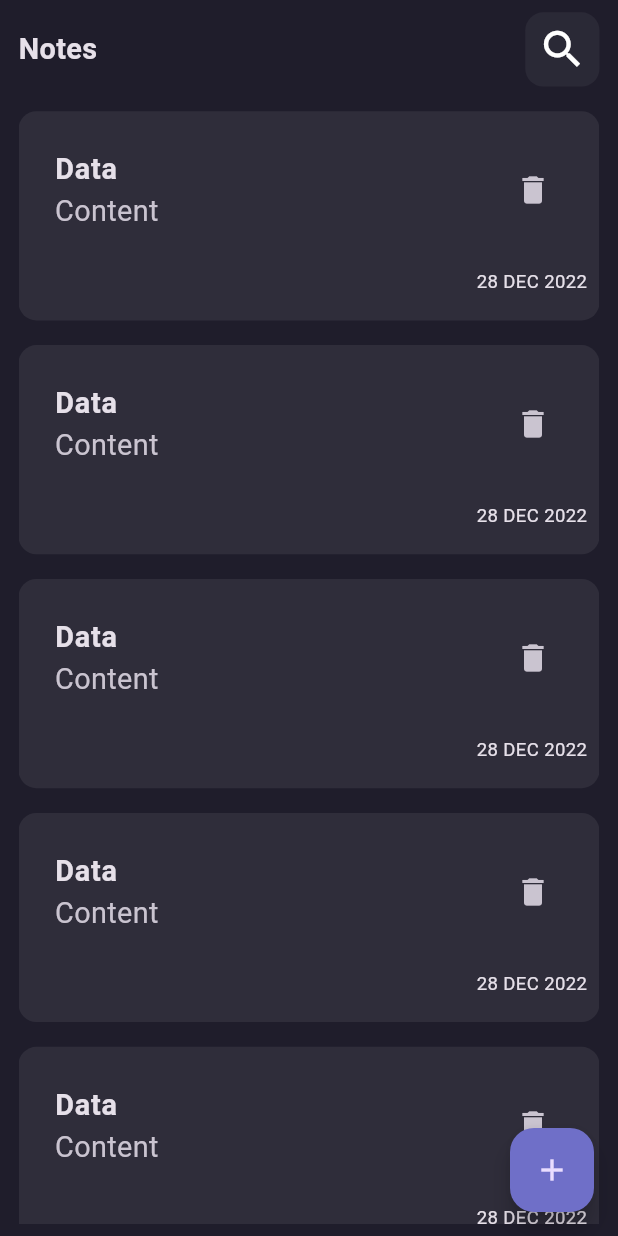
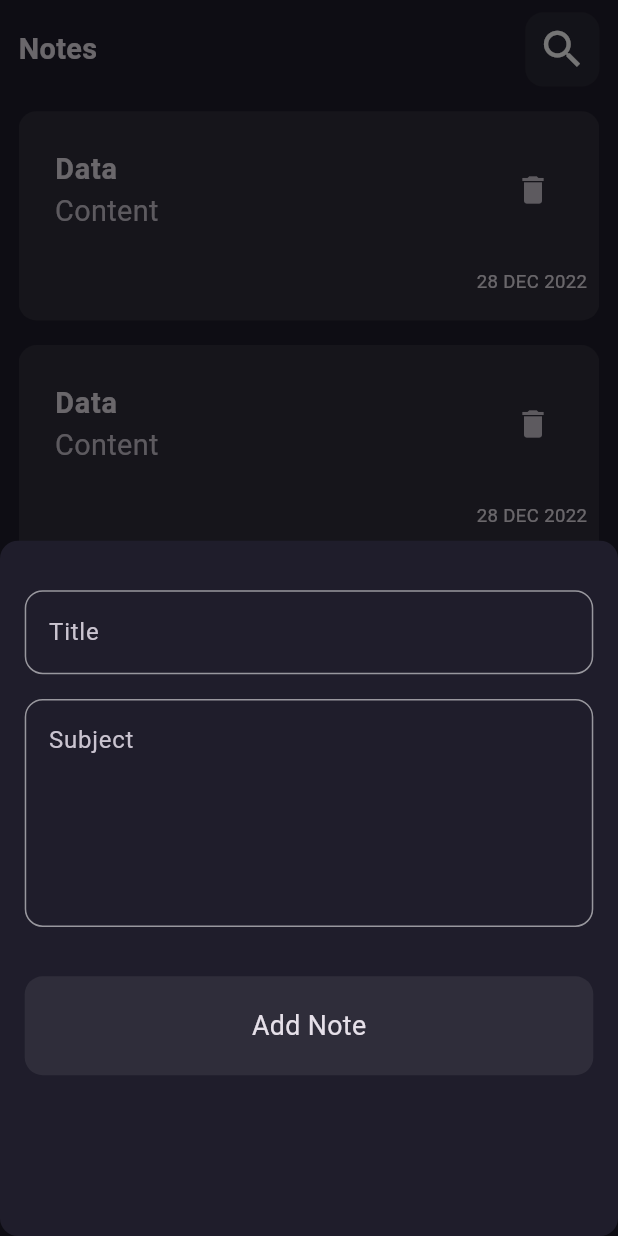
Before and after one commit to Anas-Nabih/Daily-Notes, a Flutter app: the screen it shows after launch, after a tap on the "add" icon, on a phone screen of 412 x 824 dp. Run offline on Flutter 3.47's test engine with Material 2 defaults, Android fonts, the phone set to English and light mode, and no system bars; our stand-ins replace sizer.

Commit message:
add bottom sheet ui to add note

```diff
--- a/lib/res/colors.dart
+++ b/lib/res/colors.dart
@@ -1,6 +1,8 @@
-import 'package:flutter/cupertino.dart';
+ import 'package:flutter/material.dart';
 
 class MColors{
   static const  Color kDarkModeBG = Color(0xff1f1d2b);
   static const  Color kSecondaryColor = Color(0xff6f6fc8);
+  static   Color kDarkContainerBG = Colors.white.withOpacity(0.07);
+  static  const Color kDarkBorderColor = Colors.white54;
 }
--- a/lib/views/home/notes_view.dart
+++ b/lib/views/home/notes_view.dart
@@ -1,5 +1,6 @@
 import 'package:flutter/material.dart';
 import 'package:notes_app/res/colors.dart';
+import 'package:notes_app/widgets/add_note_bottom_sheet.dart';
 import 'package:notes_app/widgets/notes_view_body.dart';
 
 class NotesView extends StatelessWidget {
@@ -9,7 +10,18 @@ class NotesView extends StatelessWidget {
   Widget build(BuildContext context) {
     return Scaffold(
       backgroundColor: MColors.kDarkModeBG,
-      floatingActionButton: FloatingActionButton(backgroundColor: MColors.kSecondaryColor,child: const Icon(Icons.add),onPressed: (){},),
+      floatingActionButton: FloatingActionButton(
+        backgroundColor: MColors.kSecondaryColor,
+        child: const Icon(Icons.add),
+        onPressed: () {
+          showModalBottomSheet(
+            backgroundColor: MColors.kDarkModeBG,
+              shape: RoundedRectangleBorder(
+                  borderRadius: BorderRadius.circular(12)),
+              context: context,
+              builder: (context) => const AddNoteBottomSheet());
+        },
+      ),
       body: const SafeArea(child: NotesViewBody()),
     );
   }
--- /dev/null
+++ b/lib/widgets/add_note_bottom_sheet.dart
@@ -0,0 +1,25 @@
+import 'package:flutter/material.dart';
+import 'package:notes_app/res/colors.dart';
+import 'package:notes_app/widgets/custom_button.dart';
+import 'package:notes_app/widgets/custom_text_field.dart';
+import 'package:sizer/sizer.dart';
+
+class AddNoteBottomSheet extends StatelessWidget {
+  const AddNoteBottomSheet({Key? key}) : super(key: key);
+
+  @override
+  Widget build(BuildContext context) {
+    return Container(
+      padding: EdgeInsets.only(top: 4.h,right:4.w,left: 4.w),
+     child: ListView(
+       children: [
+        const CustomTextField(hintText: "Title"),
+         SizedBox(height: 2.h),
+         const CustomTextField(hintText: "Subject",maxLength: 5),
+         SizedBox(height: 4.h),
+          CustomButton(onTapped: ()=>Navigator.pop(context),)
+       ],
+     ),
+    );
+  }
+}
--- /dev/null
+++ b/lib/widgets/custom_button.dart
@@ -0,0 +1,24 @@
+import 'package:flutter/material.dart';
+import 'package:notes_app/res/colors.dart';
+import 'package:sizer/sizer.dart';
+
+class CustomButton extends StatelessWidget {
+  const CustomButton({required this.onTapped});
+
+  final VoidCallback onTapped;
+
+  @override
+  Widget build(BuildContext context) {
+    return GestureDetector(
+      onTap: onTapped ,
+      child: Container(
+        height: 8.h,
+        decoration: BoxDecoration(
+            color: MColors.kDarkContainerBG,
+            borderRadius: BorderRadius.circular(12)
+        ),
+        child: Center(child: Text("Add Note",style: TextStyle(fontSize: 13.sp),)),
+      ),
+    );
+  }
+}
--- /dev/null
+++ b/lib/widgets/custom_text_field.dart
@@ -0,0 +1,28 @@
+import 'package:flutter/material.dart';
+import 'package:notes_app/res/colors.dart';
+
+class CustomTextField extends StatelessWidget {
+  const CustomTextField({required this.hintText, this.maxLength = 1});
+
+  final String hintText;
+  final int maxLength;
+
+  @override
+  Widget build(BuildContext context) {
+    return TextField(
+      cursorColor: MColors.kDarkBorderColor,
+      maxLines: maxLength,
+      decoration: InputDecoration(
+          hintText: hintText,
+          border: buildBorderStyle(),
+          enabledBorder: buildBorderStyle(),
+          focusedBorder: buildBorderStyle()),
+    );
+  }
+
+  OutlineInputBorder buildBorderStyle() {
+    return OutlineInputBorder(
+        borderRadius: BorderRadius.circular(12),
+        borderSide: const BorderSide(color: MColors.kDarkBorderColor));
+  }
+}
--- a/lib/widgets/note_item.dart
+++ b/lib/widgets/note_item.dart
@@ -1,4 +1,5 @@
 import 'package:flutter/material.dart';
+import 'package:notes_app/res/colors.dart';
 import 'package:sizer/sizer.dart';
 
 class NoteItem extends StatelessWidget {
@@ -13,7 +14,7 @@ class NoteItem extends StatelessWidget {
       padding: EdgeInsets.symmetric(
           vertical: 2.h,horizontal: 2.w),
       decoration: BoxDecoration(
-          color: Colors.white.withOpacity(0.07),
+          color: MColors.kDarkContainerBG,
           borderRadius: BorderRadius.circular(12)
       ),
       child: Column(
```
